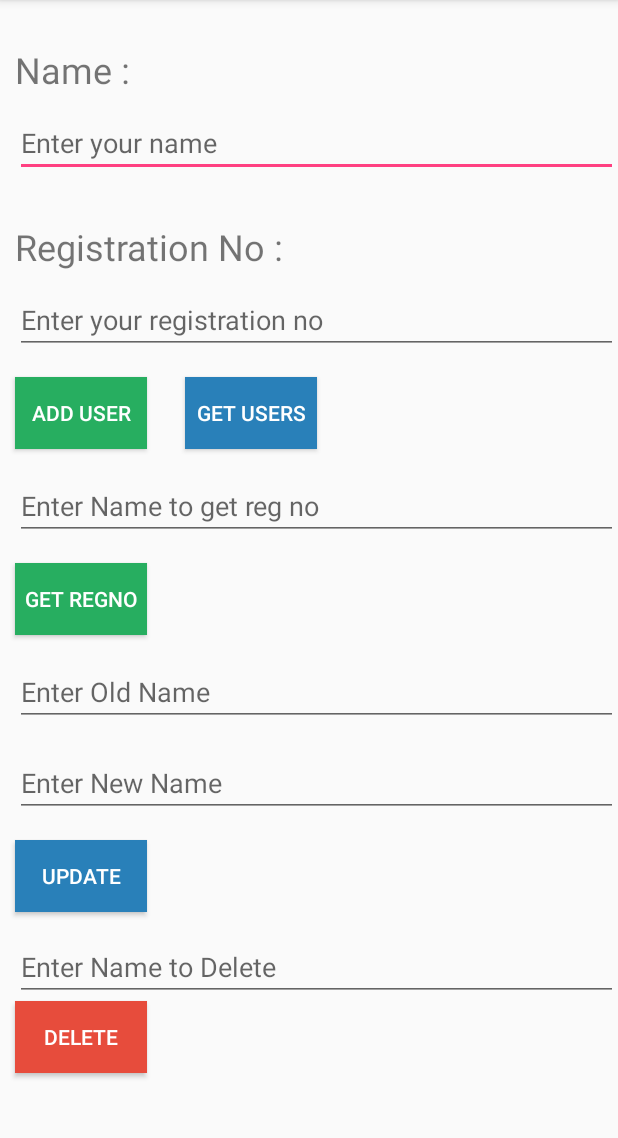
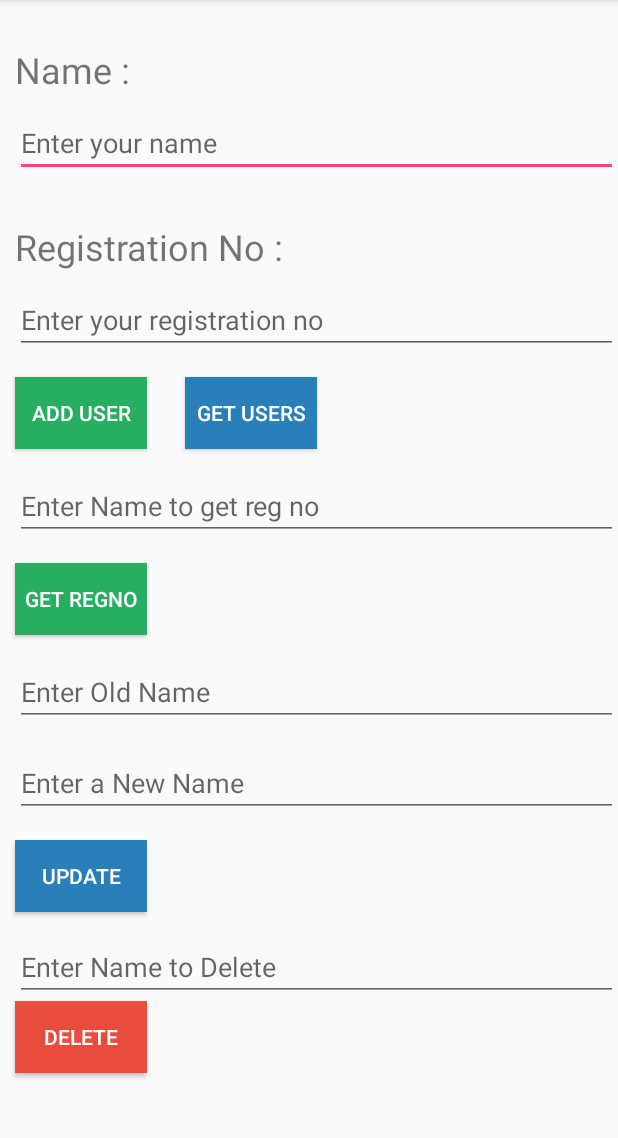
Before and after one commit to Shadat-tonmoy/android-sqlite, an Android app: the screen it shows after launch (MainActivity), on a phone screen of 412 x 824 dp, the part 84-1222 px from its top. Run offline under Robolectric (Android 15) with nearby library versions, the phone set to English and light mode, and no system bars.

Commit message:
text change

```diff
--- a/app/src/main/res/layout/activity_main.xml
+++ b/app/src/main/res/layout/activity_main.xml
@@ -154,7 +154,7 @@
             android:layout_marginTop="15dp"
             android:ems="10"
             android:inputType="textPersonName"
-            android:hint="Enter New Name"
+            android:hint="Enter a New Name"
             android:layout_alignParentRight="true"
             android:layout_alignParentEnd="true" />
 
```
